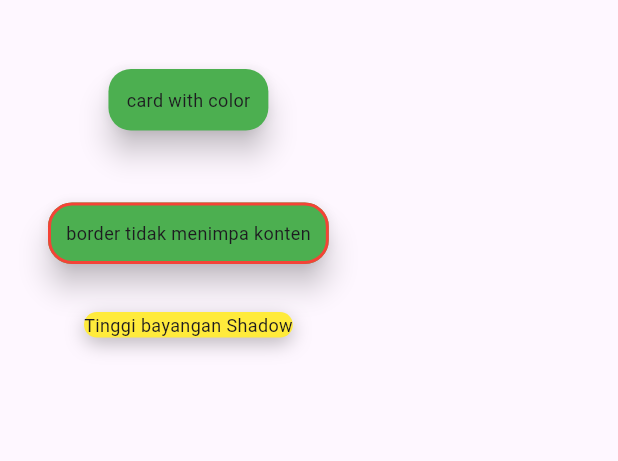
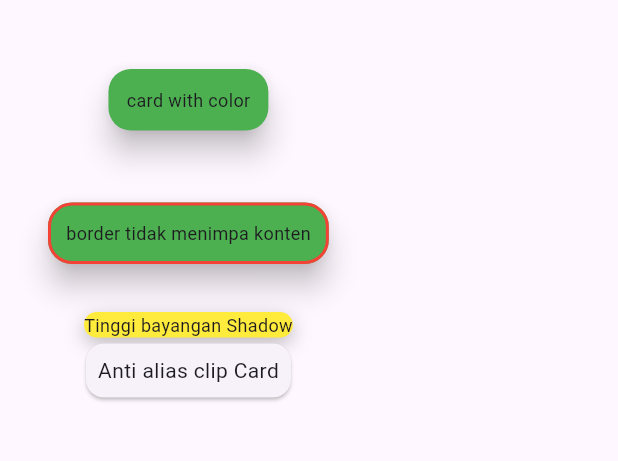
Before and after one commit to adityaaji03/tugas_week_8_1123150023, a Flutter app: the screen it shows after launch, on a phone screen of 412 x 824 dp, the part 63-524 px from its top. Run offline on Flutter 3.47's test engine with Material 3 defaults, Android fonts, the phone set to English and light mode, and no system bars.

Commit message:
mencoba properti clip behavior

```diff
--- a/lib/pages/page_card_01.dart
+++ b/lib/pages/page_card_01.dart
@@ -12,13 +12,18 @@ class MyPages extends StatelessWidget {
         child: Column(
           children: [
             Card(
-              shape: RoundedRectangleBorder(borderRadius: BorderRadius.circular(15.0)),
+              shape: RoundedRectangleBorder(
+                borderRadius: BorderRadius.circular(15.0),
+              ),
               margin: EdgeInsets.all(16.0),
               elevation: 8,
               color: Colors.green,
               child: Padding(
                 padding: EdgeInsets.all(12),
-                child: Text("card with color", style: TextStyle(fontSize: 12.0)),
+                child: Text(
+                  "card with color",
+                  style: TextStyle(fontSize: 12.0),
+                ),
               ),
             ),
             SizedBox(height: 16),
@@ -58,7 +63,19 @@ class MyPages extends StatelessWidget {
                 "Tinggi bayangan Shadow",
                 style: TextStyle(fontSize: 12.0),
               ),
-            )
+            ),
+
+             Card(
+              clipBehavior: Clip.antiAlias,
+              child: Padding(
+                padding: EdgeInsets.all(8),
+                child: Text(
+                  "Anti alias clip Card",
+                  style: TextStyle(fontSize: 14),
+                ),
+              ),
+            ),
+            SizedBox(height: 16),
           ],
         ),
       ),
```
